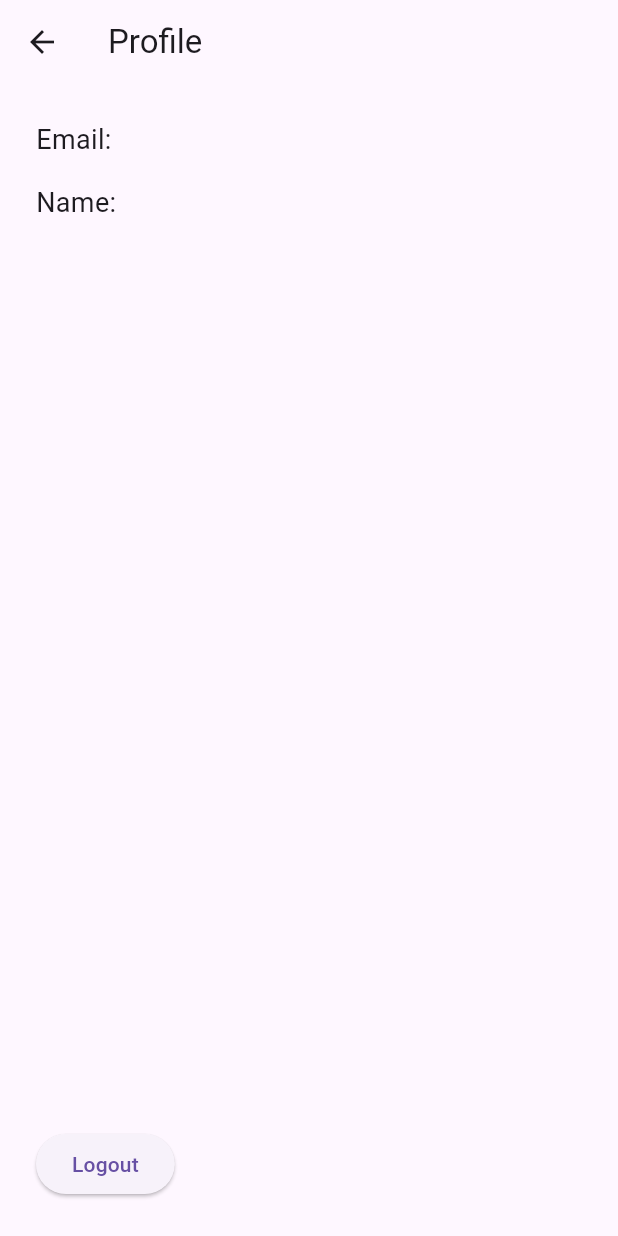
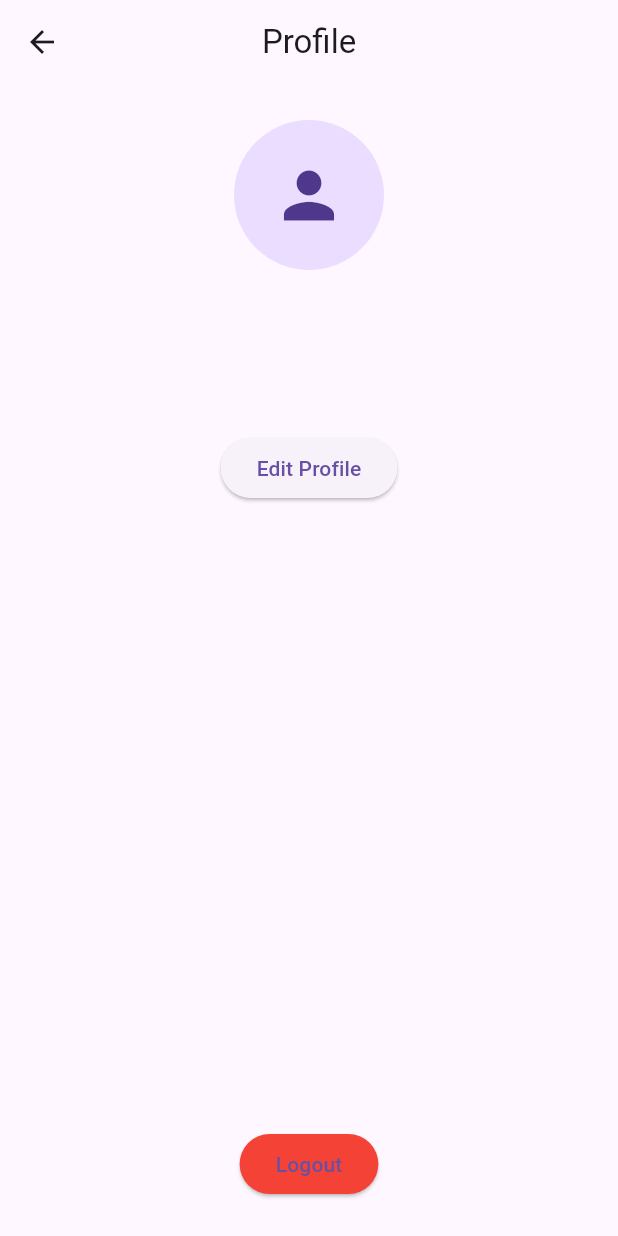
Before and after one commit to RamikLPNU/Mobi_dev_lab, a Flutter app: the ProfileScreen screen opened by its route, on a phone screen of 412 x 824 dp. Run offline on Flutter 3.47's test engine with Material 3 defaults, Android fonts, the phone set to English and light mode, and no system bars; our stand-ins replace fl_chart, shared_preferences; accounts and stored records are empty.

Commit message:
Update lab_3

```diff
--- a/lib/screens/profile_screen.dart
+++ b/lib/screens/profile_screen.dart
@@ -14,6 +14,9 @@ class _ProfileScreenState extends State<ProfileScreen> {
   final SharedPrefsStorage _storage = SharedPrefsStorage();
   User? _user;
 
+  final TextEditingController _nameController = TextEditingController();
+  bool _isEditing = false;
+
   @override
   void initState() {
     super.initState();
@@ -22,15 +25,40 @@ class _ProfileScreenState extends State<ProfileScreen> {
 
   Future<void> _loadUser() async {
     final user = await _storage.loadUser();
-    setState(() => _user = user);
+    setState(() {
+      _user = user;
+      _nameController.text = user?.name ?? '';
+    });
   }
 
   Future<void> _logout() async {
+    await _storage.clearUser();
     if (!mounted) return;
     Navigator.pushAndRemoveUntil(
       context,
       MaterialPageRoute<Widget>(builder: (_) => const LoginScreen()),
           (route) => false,
+    );
+  }
+
+  Future<void> _updateName() async {
+    if (_user == null) return;
+
+    final updatedUser = User(
+      email: _user!.email,
+      password: _user!.password,
+      name: _nameController.text.trim(),
+    );
+
+    await _storage.saveUser(updatedUser);
+    setState(() {
+      _user = updatedUser;
+      _isEditing = false;
+    });
+
+    if (!mounted) return;
+    ScaffoldMessenger.of(context).showSnackBar(
+      const SnackBar(content: Text('Name updated successfully')),
     );
   }
 
@@ -41,20 +69,61 @@ class _ProfileScreenState extends State<ProfileScreen> {
     }
 
     return Scaffold(
-      appBar: AppBar(title: const Text('Profile')),
+      appBar: AppBar(
+        title: const Text('Profile'),
+        centerTitle: true,
+      ),
       body: Padding(
         padding: const EdgeInsets.all(24),
         child: Column(
-          crossAxisAlignment: CrossAxisAlignment.start,
+          mainAxisAlignment: MainAxisAlignment.center,
           children: [
-            Text('Email: ${_user!.email}', style: const TextStyle
-              (fontSize: 18),
+            const CircleAvatar(
+              radius: 50,
+              child: Icon(Icons.person, size: 50),
             ),
             const SizedBox(height: 16),
-            Text('Name: ${_user!.name}', style: const TextStyle(fontSize: 18)),
+            if (_isEditing)
+              TextField(
+                controller: _nameController,
+                decoration: const InputDecoration(
+                  labelText: 'Enter new name',
+                  border: OutlineInputBorder(),
+                ),
+              )
+            else
+              Center(
+                child: Text(
+                  _user!.name,
+                  style: const TextStyle(fontSize: 24,
+                      fontWeight: FontWeight.bold,
+                  ),
+                ),
+              ),
+            const SizedBox(height: 8),
+            Center(
+            child: Text(
+              _user!.email,
+              style: const TextStyle(fontSize: 18, color: Colors.grey),
+            ),
+            ),
+            const SizedBox(height: 24),
+            if (_isEditing)
+              ElevatedButton(
+                onPressed: _updateName,
+                child: const Text('Save Name'),
+              )
+            else
+              ElevatedButton(
+                onPressed: () {
+                  setState(() => _isEditing = true);
+                },
+                child: const Text('Edit Profile'),
+              ),
             const Spacer(),
             ElevatedButton(
               onPressed: _logout,
+              style: ElevatedButton.styleFrom(backgroundColor: Colors.red),
               child: const Text('Logout'),
             ),
           ],
```
Also changed, not shown: lib/screens/home_screen.dart (+121 -1 lines), lib/widgets/sleep_history_list.dart (+12 -5 lines).
